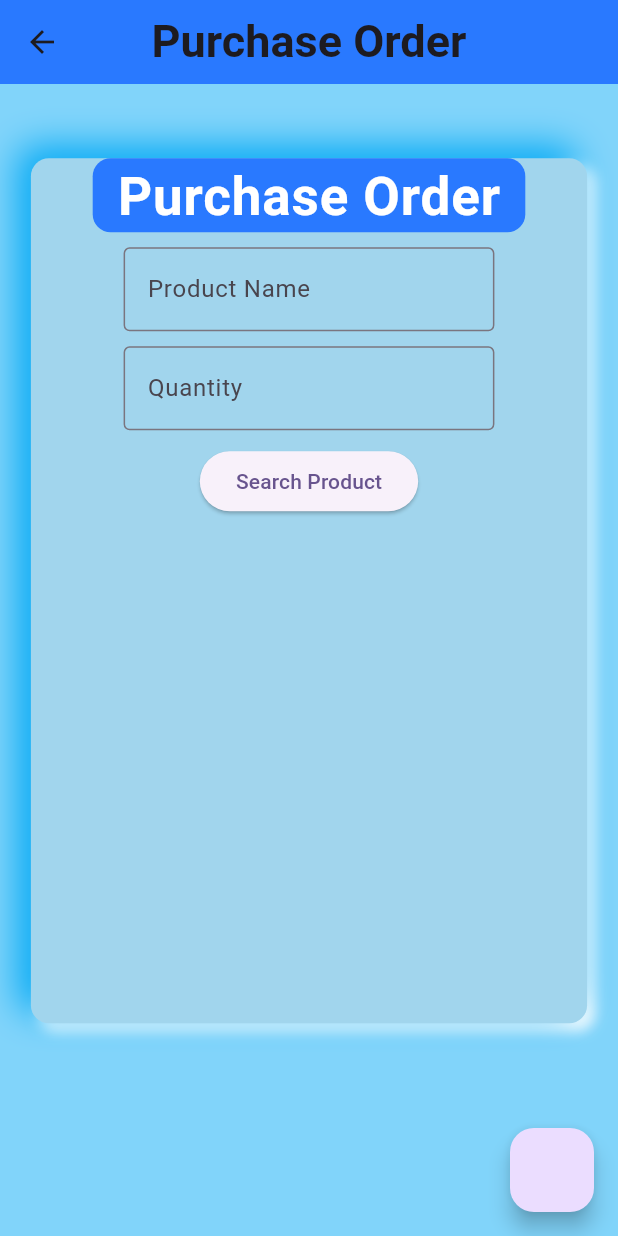
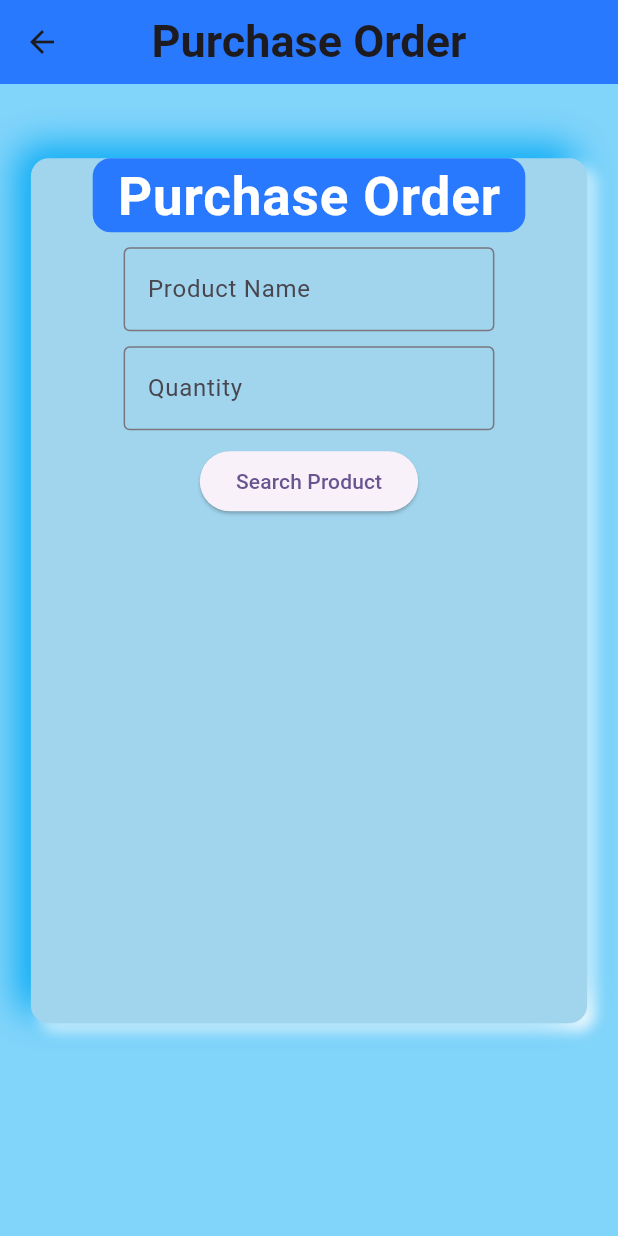
Before and after one commit to Muhammad-Arham383/Point_of_sales-Project-, a Flutter app: the SalesScreen screen opened directly, on a phone screen of 412 x 824 dp. Run offline on Flutter 3.47's test engine with Material 3 defaults, Android fonts, the phone set to English and light mode, and no system bars; our stand-ins replace animated_text_kit, bloc, cloud_firestore, firebase_auth, firebase_core, flutter_bloc and 2 more; accounts and stored records are empty.

```diff
--- a/lib/screens/sales_screen.dart
+++ b/lib/screens/sales_screen.dart
@@ -46,10 +46,6 @@ class _SalesScreenState extends State<SalesScreen> {
     var width = MediaQuery.of(context).size.width;
     var height = MediaQuery.of(context).size.height;
     return Scaffold(
-        floatingActionButton: FloatingActionButton(onPressed: () {
-          Navigator.of(context)
-              .push(MaterialPageRoute(builder: (builder) => SalesScreen()));
-        }),
         backgroundColor: Colors.lightBlue.shade200,
         appBar: AppBar(
           backgroundColor: const Color.fromARGB(255, 41, 121, 255),
@@ -64,41 +60,7 @@ class _SalesScreenState extends State<SalesScreen> {
         body: SingleChildScrollView(
           child: Align(
               alignment: Alignment.center,
-            child: BlocBuilder<InventoryBloc, InventoryState>(
-              builder: (context, state) {
-                if (state is InventoryLoadingState) {
-                  return const CircularProgressIndicator();
-                } else if (state is InventoryErrorState) {
-                  return Text(
-                    'Error: ${state.errorMessage}',
-                    style: const TextStyle(color: Colors.red),
-                  );
-                } else if (state is ProductByNameLoadedState) {
-                  return Row(
-                    spacing: 15,
-                    mainAxisAlignment: MainAxisAlignment.start,
-                    children: [
-                      Column(
-                        children: [
-                          FittedBox(
-                            child: Text(
-                              'Product: ${state.product.productName}',
-                              style: const TextStyle(
-                                  fontSize: 30, fontWeight: FontWeight.bold),
-                            ),
-                          ),
-                          FittedBox(
-                            child: Text(
-                              'Price per Unit: \$${state.product.price}',
-                              style: const TextStyle(fontSize: 20),
-                            ),
-                          )
-                        ],
-                      )
-                    ],
-                  );
-                } else {
-                  return Container(
+              child: Container(
                 margin: EdgeInsets.only(top: height * 0.06),
                 width: width * 0.9,
                 height: height * 0.7,
@@ -160,8 +122,7 @@ class _SalesScreenState extends State<SalesScreen> {
                         keyboardType: TextInputType.number,
                         controller: _quantityController,
                         decoration: const InputDecoration(
-                                border: OutlineInputBorder(),
-                                hintText: 'Quantity'),
+                            border: OutlineInputBorder(), hintText: 'Quantity'),
                       ),
                     ),
                     ElevatedButton(
@@ -170,11 +131,7 @@ class _SalesScreenState extends State<SalesScreen> {
                     ),
                   ],
                 ),
-                  );
-                }
-              },
-            ),
-          ),
+              )),
         ));
   }
 }
```
Lines whose indentation alone changed are shown as unchanged.
